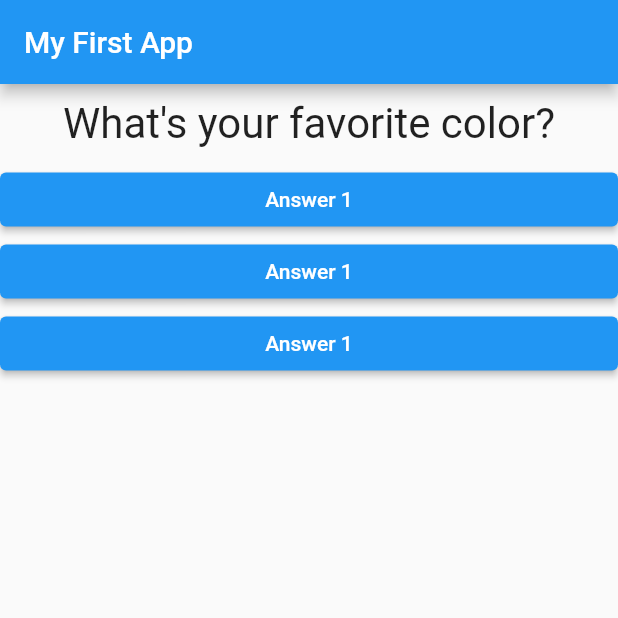
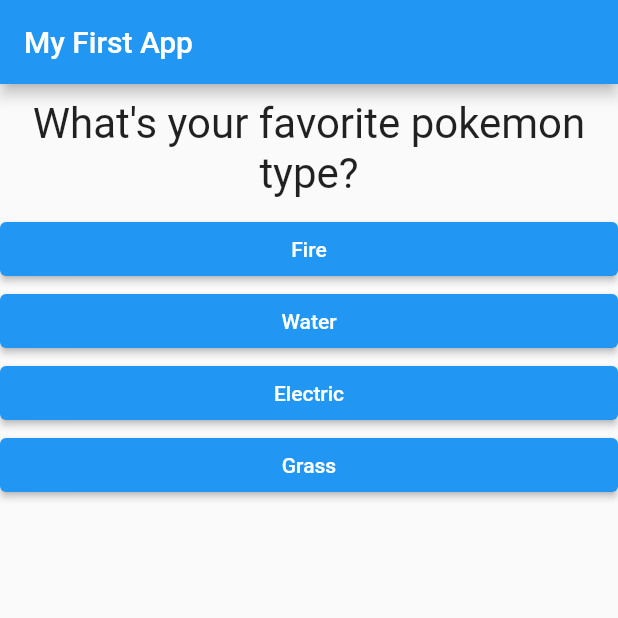
Before and after one commit to jvillarreal2016/Pokemon_Quiz_App, a Flutter app: the screen it shows after launch, on a phone screen of 412 x 824 dp, the top half of it. Run offline on Flutter 3.47's test engine with Material 2 defaults, Android fonts, the phone set to English and light mode, and no system bars.

Commit message:
created map for questions and answers

```diff
--- a/lib/answer.dart
+++ b/lib/answer.dart
@@ -2,16 +2,18 @@ import 'package:flutter/material.dart';
 
 class Answer extends StatelessWidget {
   final Function selectHandler;
+  final String answerText;
 
-  Answer(this.selectHandler);
+  Answer(this.selectHandler, String this.answerText);
 
   @override
   Widget build(BuildContext context) {
     return Container(
       width: double.infinity,
       child: ElevatedButton(
-        style: ElevatedButton.styleFrom(primary: Colors.blue),
-        child: Text('Answer 1'),
+        style: ElevatedButton.styleFrom(
+            primary: Colors.blue, onPrimary: Colors.white),
+        child: Text(answerText),
         onPressed: selectHandler,
       ),
     );
--- a/lib/main.dart
+++ b/lib/main.dart
@@ -28,8 +28,18 @@ class _MyAppState extends State<MyApp> {
   @override
   Widget build(BuildContext context) {
     var questions = [
-      'What\'s your favorite color?',
-      'What\'s your favorite animal?',
+      {
+        'questionText': 'What\'s your favorite pokemon type?',
+        'answers': ['Fire', 'Water', 'Electric', 'Grass'],
+      },
+      {
+        'questionText': 'Who\'s your favorite legendary?',
+        'answers': ['Kyogre', 'Raquaza', 'Groudon', 'Latias'],
+      },
+      {
+        'questionText': 'Who\'s the best Pokemon Champion?',
+        'answers': ['Lance', 'Cynthia', 'Steven', 'Gary'],
+      },
     ];
     return MaterialApp(
       home: Scaffold(
@@ -39,11 +49,12 @@ class _MyAppState extends State<MyApp> {
         body: Column(
           children: [
             Question(
-              questions[_questionIndex],
+              questions[_questionIndex]['questionText'],
             ),
-            Answer(_answerQuestion),
-            Answer(_answerQuestion),
-            Answer(_answerQuestion),
+            ...(questions[_questionIndex]['answers'] as List<String>)
+                .map((answer) {
+              return Answer(_answerQuestion, answer);
+            }).toList()
           ],
         ),
       ),
```
